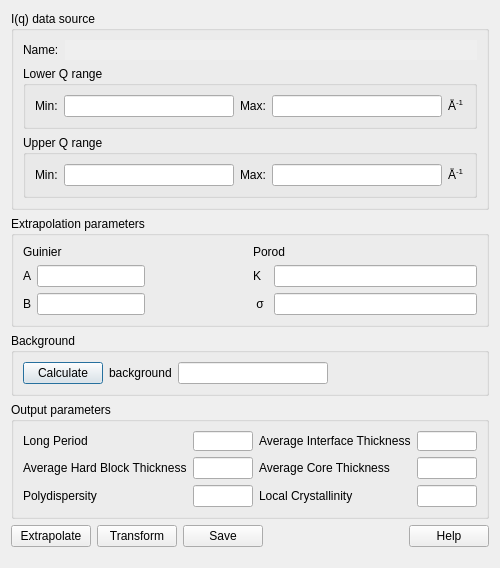
The window that src/sas/qtgui/Perspectives/Corfunc/UI/CorfuncPanel.ui (SasView/sasview) describes before a commit, drawn with Qt 5.
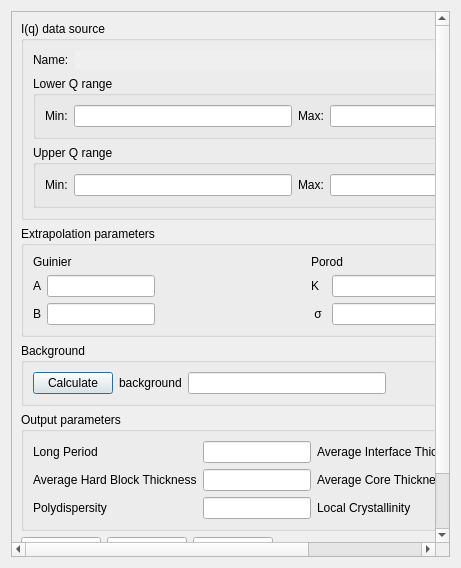
The same window after the commit.

Commit message: Add scrolling to corfunc perspective controls

What changed in the file:
```diff
--- a/src/sas/qtgui/Perspectives/Corfunc/UI/CorfuncPanel.ui
+++ b/src/sas/qtgui/Perspectives/Corfunc/UI/CorfuncPanel.ui
@@ -15,6 +15,8 @@
   </property>
   <layout class="QGridLayout" name="gridLayout_8">
    <item row="0" column="0">
+      <widget class="QScrollArea" name="scroll_area">
+	<widget class="QWidget" name="scrollAreaWidgetContents">
     <layout class="QVBoxLayout" name="mainVerticalLayout">
      <item>
       <widget class="QGroupBox" name="groupBox">
@@ -445,6 +447,8 @@
 	</spacer>
      </item>
     </layout>
+	</widget>
+      </widget>
    </item>
    <item row="0" column="1">
     <layout class="QVBoxLayout" name="plotLayout">
```
Lines whose indentation alone changed are shown as unchanged. The commit also changes 1 other file.
